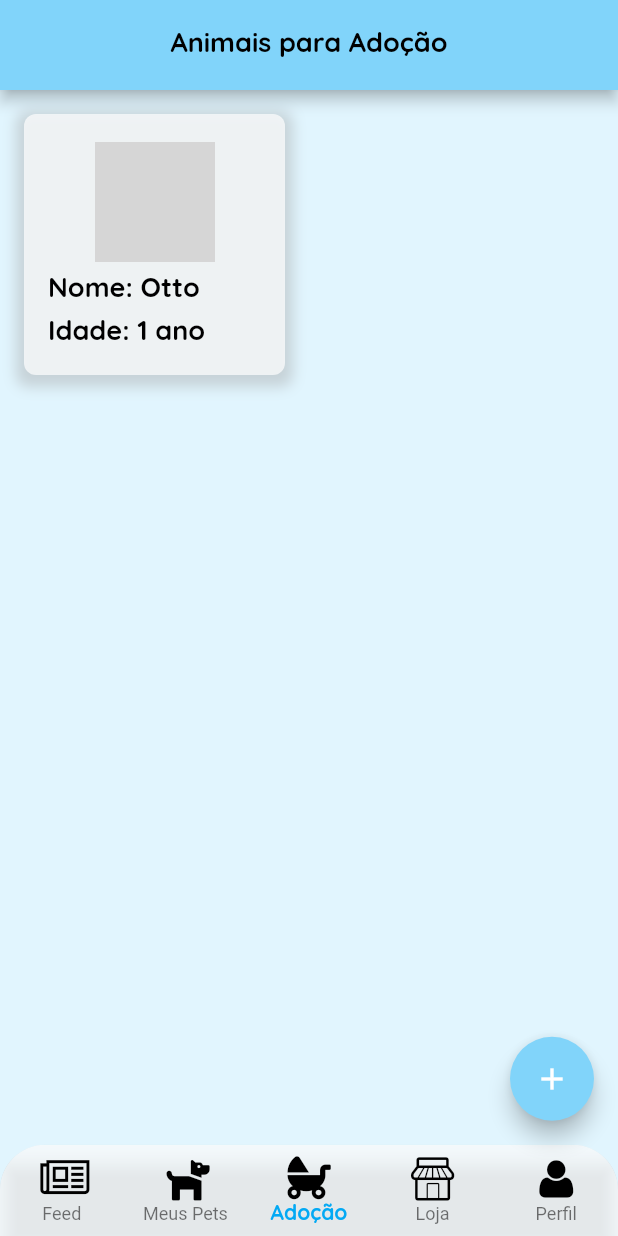
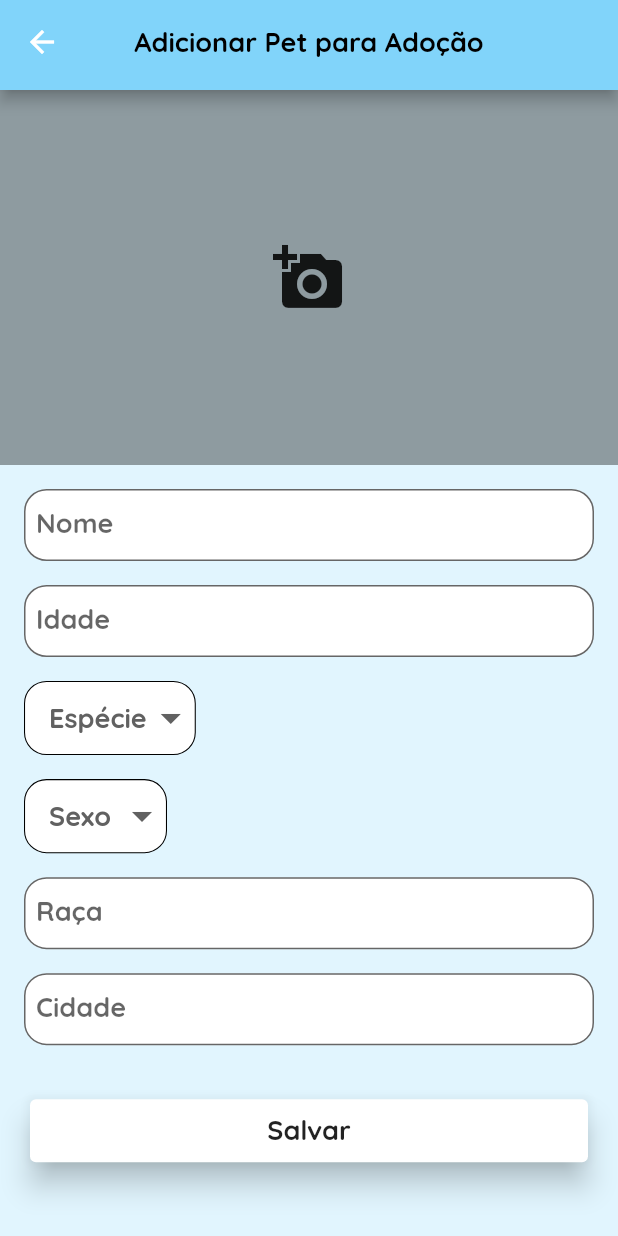
Before and after one commit to giederloreto/MeuGuaipeca, a Flutter app: the MyPetsView screen opened by its route, item 3 of the bottom bar chosen, after a tap on the "add" icon, on a phone screen of 412 x 824 dp. Run offline on Flutter 3.47's test engine with Material 2 defaults, Android fonts, the light colour scheme and no system bars; our stand-ins replace firebase_auth, firebase_core, flutter_secure_storage, get_it, google_sign_in, lottie and 1 more; accounts and stored records are empty; network calls fail; grey boxes are pictures that could not be loaded.

Commit message:
feat: routes to createadoptionview and improve components

```diff
--- a/lib/presentation/adoption/adoption_view/adoption_view.dart
+++ b/lib/presentation/adoption/adoption_view/adoption_view.dart
@@ -3,6 +3,7 @@ import 'package:meu_guaipeca/presentation/components/guaipeca_appbar.dart';
 import 'package:meu_guaipeca/presentation/components/guaipeca_bottom_bar.dart';
 import 'package:meu_guaipeca/presentation/components/guaipeca_my_pet_card.dart';
 import 'package:meu_guaipeca/presentation/components/guaipeca_text_default.dart';
+import 'package:meu_guaipeca/settings/routes/routes_names.dart';
 
 class AdoptionView extends StatefulWidget {
   const AdoptionView({Key? key}) : super(key: key);
@@ -16,7 +17,9 @@ class _AdoptionViewState extends State<AdoptionView> {
   Widget build(BuildContext context) {
     return Scaffold(
       floatingActionButton: FloatingActionButton(
-        onPressed: () {},
+        onPressed: () {
+          Navigator.pushNamed(context, RoutesNames.CREATEADOPTION);
+        },
         child: Icon(Icons.add),
         backgroundColor: Colors.lightBlue[200],
       ),
@@ -34,13 +37,16 @@ class _AdoptionViewState extends State<AdoptionView> {
           onTap: () {
             adoption();
           },
-          child: GuaipecaMyPetCard(
-              height: 80,
-              width: 80,
-              image:
-                  'https://media.istockphoto.com/photos/happy-dog-puppy-winking-an-eye-and-smiling-on-colored-blue-backgorund-picture-id1279308976?s=612x612',
-              name: 'Otto',
-              age: '1'),
+          child: const GuaipecaMyPetCard(
+            height: 80,
+            width: 150,
+            image:
+                'https://media.istockphoto.com/photos/happy-dog-puppy-winking-an-eye-and-smiling-on-colored-blue-backgorund-picture-id1279308976?s=612x612',
+            name: 'Otto',
+            age: '1',
+            fontSize: 14,
+            dontShowCity: false,
+          ),
         ),
         itemCount: 1,
       ),
--- /dev/null
+++ b/lib/presentation/adoption/create_adoption/create_adoption_view/create_adoption_view.dart
@@ -0,0 +1,163 @@
+import 'package:flutter/material.dart';
+import 'package:meu_guaipeca/presentation/components/guaipeca_large_button.dart';
+import 'package:meu_guaipeca/presentation/components/guaipeca_text_default.dart';
+
+import '../../../components/guaipeca_appbar.dart';
+import '../../../components/guaipeca_text_form_field.dart';
+
+
+class CreateAdoptionView extends StatefulWidget {
+  const CreateAdoptionView({Key? key}) : super(key: key);
+
+  @override
+  State<CreateAdoptionView> createState() => _CreateAdoptionViewState();
+}
+
+class _CreateAdoptionViewState extends State<CreateAdoptionView> {
+  @override
+  Widget build(BuildContext context) {
+    return Scaffold(
+      appBar: const GuaipecaAppBar(
+        title: 'Adicionar Pet para Adoção',
+        showBackIcon: true,
+      ),
+      backgroundColor: Colors.lightBlue[50],
+      body: SingleChildScrollView(
+        child: Column(
+          children: [
+            Stack(
+              alignment: Alignment.center,
+              children: [
+                Container(
+                  height: 250,
+                  color: Colors.black.withOpacity(0.37),
+                ),
+                Icon(
+                  Icons.add_a_photo,
+                  size: 48,
+                )
+              ],
+            ),
+            Container(
+              padding: EdgeInsets.only(left: 16, right: 16),
+              height: MediaQuery.of(context).size.height / 1.5,
+              child: Column(
+                mainAxisAlignment: MainAxisAlignment.start,
+                crossAxisAlignment: CrossAxisAlignment.start,
+                children: [
+                  Padding(
+                    padding: const EdgeInsets.only(top: 16),
+                    child: GuaipecaTextFormField(
+                      label: 'Nome',
+                    ),
+                  ),
+                  Padding(
+                    padding: const EdgeInsets.only(top: 16, bottom: 16),
+                    child: GuaipecaTextFormField(
+                      label: 'Idade',
+                    ),
+                  ),
+                  Container(
+                    padding: const EdgeInsets.only(
+                      left: 16,
+                    ),
+                    decoration: ShapeDecoration(
+                      color: Colors.white,
+                      shape: RoundedRectangleBorder(
+                        side: BorderSide(width: 0.7, style: BorderStyle.solid),
+                        borderRadius: BorderRadius.all(Radius.circular(15.0)),
+                      ),
+                    ),
+                    child: DropdownButton<String>(
+                      iconSize: 32,
+                      underline:
+                          DropdownButtonHideUnderline(child: Container()),
+                      hint: GuaipecaTextDefault(
+                        text: 'Espécie',
+                        fontSize: 18,
+                        color: Colors.grey[700],
+                      ),
+                      // isExpanded: true,
+                      items: <String>['Canino', 'Felino'].map((String value) {
+                        return DropdownMenuItem<String>(
+                          value: value,
+                          child: Text(
+                            value,
+                            style: const TextStyle(
+                              fontFamily: 'Quicksand',
+                              fontSize: 14,
+                              fontWeight: FontWeight.bold,
+                            ),
+                          ),
+                        );
+                      }).toList(),
+                      onChanged: (_) {},
+                    ),
+                  ),
+                  SizedBox(
+                    height: 16,
+                  ),
+                  Container(
+                    padding: const EdgeInsets.only(
+                      left: 16,
+                    ),
+                    decoration: ShapeDecoration(
+                      color: Colors.white,
+                      shape: RoundedRectangleBorder(
+                        side: BorderSide(width: 0.7, style: BorderStyle.solid),
+                        borderRadius: BorderRadius.all(Radius.circular(15.0)),
+                      ),
+                    ),
+                    child: DropdownButton<String>(
+                      iconSize: 32,
+                      underline:
+                          DropdownButtonHideUnderline(child: Container()),
+                      hint: GuaipecaTextDefault(
+                        text: 'Sexo',
+                        fontSize: 18,
+                        color: Colors.grey[700],
+                      ),
+                      // isExpanded: true,
+                      items: <String>['Macho', 'Fêmea'].map((String value) {
+                        return DropdownMenuItem<String>(
+                          value: value,
+                          child: Text(
+                            value,
+                            style: const TextStyle(
+                              fontFamily: 'Quicksand',
+                              fontSize: 14,
+                              fontWeight: FontWeight.bold,
+                            ),
+                          ),
+                        );
+                      }).toList(),
+                      onChanged: (_) {},
+                    ),
+                  ),
+                  Padding(
+                    padding: const EdgeInsets.only(top: 16, bottom: 16),
+                    child: GuaipecaTextFormField(
+                      label: 'Raça',
+                    ),
+                  ),
+                  Padding(
+                    padding: const EdgeInsets.only(bottom: 16),
+                    child: GuaipecaTextFormField(
+                      label: 'Cidade',
+                    ),
+                  ),
+                  Padding(
+                    padding: const EdgeInsets.only(top: 16, bottom: 16),
+                    child: GuaipecaLargeButton(
+                      label: 'Salvar',
+                    ),
+                  ),
+                ],
+              ),
+            )
+          ],
+        ),
+      ),
+    );
+  }
+}
--- a/lib/presentation/components/guaipeca_my_pet_card.dart
+++ b/lib/presentation/components/guaipeca_my_pet_card.dart
@@ -7,19 +7,23 @@ class GuaipecaMyPetCard extends StatelessWidget {
   final String age;
   final double? width;
   final double? height;
+  final double? fontSize;
+  final bool? dontShowCity;
   const GuaipecaMyPetCard(
       {required this.image,
       required this.name,
       required this.age,
       this.height,
       this.width,
+      this.fontSize,
+      this.dontShowCity,
       Key? key})
       : super(key: key);
 
   @override
   Widget build(BuildContext context) {
     return Container(
-      margin: const EdgeInsets.all(16),
+      margin: const EdgeInsets.all(8),
       height: 250,
       width: 380,
       padding: const EdgeInsets.all(16),
@@ -50,27 +54,39 @@ class GuaipecaMyPetCard extends StatelessWidget {
           ),
           Row(
             children: [
-              const GuaipecaTextDefault(
+              GuaipecaTextDefault(
                 text: 'Nome: ',
-                fontSize: 18,
+                fontSize: fontSize ?? 18,
               ),
               GuaipecaTextDefault(
                 text: name,
-                fontSize: 18,
+                fontSize: fontSize ?? 18,
               ),
             ],
           ),
           Row(
             children: [
-              const GuaipecaTextDefault(
+              GuaipecaTextDefault(
                 text: 'Idade: ',
-                fontSize: 18,
+                fontSize: fontSize ?? 18,
               ),
               GuaipecaTextDefault(
                 text: age == '1' ? age + ' ano' : age + ' anos',
-                fontSize: 18,
+                fontSize: fontSize ?? 18,
               ),
             ],
+          ),
+          Offstage(
+            offstage: dontShowCity ?? true,
+            child: Row(
+              children: [
+                const Icon(Icons.location_on),
+                GuaipecaTextDefault(
+                  text: 'Candiota-RS',
+                  fontSize: fontSize ?? 18,
+                ),
+              ],
+            ),
           ),
         ],
       ),
--- a/lib/settings/routes/routes.dart
+++ b/lib/settings/routes/routes.dart
@@ -11,6 +11,7 @@ import 'package:meu_guaipeca/presentation/registration/view/register_cpf_view.da
 import 'package:meu_guaipeca/presentation/splash/splash_view.dart';
 import 'package:meu_guaipeca/settings/routes/routes_names.dart';
 
+import '../../presentation/adoption/create_adoption/create_adoption_view/create_adoption_view.dart';
 import '../../presentation/home/create_feed.dart';
 import '../../presentation/my_pets/create_my_pet/create_my_pet.dart';
 import '../../presentation/my_pets/my_pets_detail/my_pet_detail_view.dart';
@@ -34,5 +35,6 @@ class Routes {
     RoutesNames.MYPETDETAIL: (context) => const MyPetDetail(),
     RoutesNames.FEEDCREATE: (context) => const CreateFeed(),
     RoutesNames.CREATEMYPET: (context) => const CreateMyPet(),
+    RoutesNames.CREATEADOPTION: (context) => const CreateAdoptionView(),
   };
 }
--- a/lib/settings/routes/routes_names.dart
+++ b/lib/settings/routes/routes_names.dart
@@ -14,4 +14,5 @@ class RoutesNames {
   static String MYPETDETAIL = '/mypetdetail';
   static String FEEDCREATE = '/createfeed';
   static String CREATEMYPET = '/createmypet';
+  static String CREATEADOPTION = '/createadoption';
 }
```
